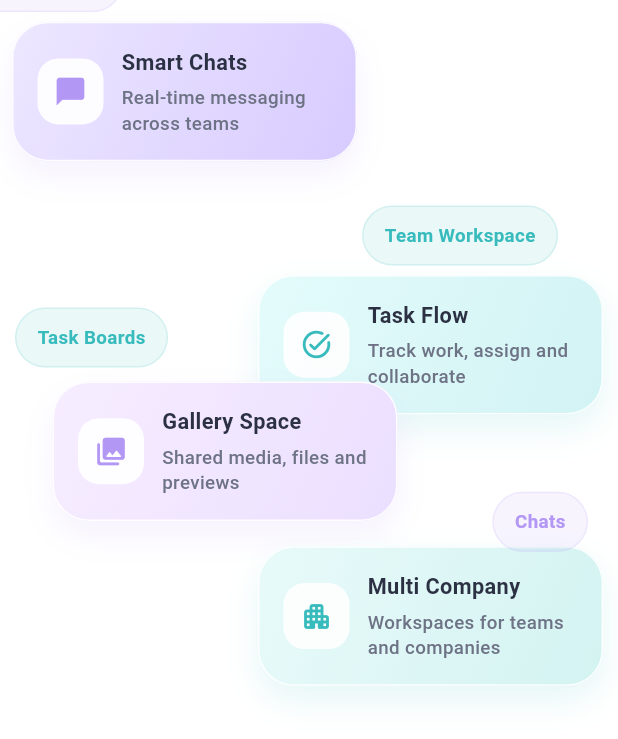
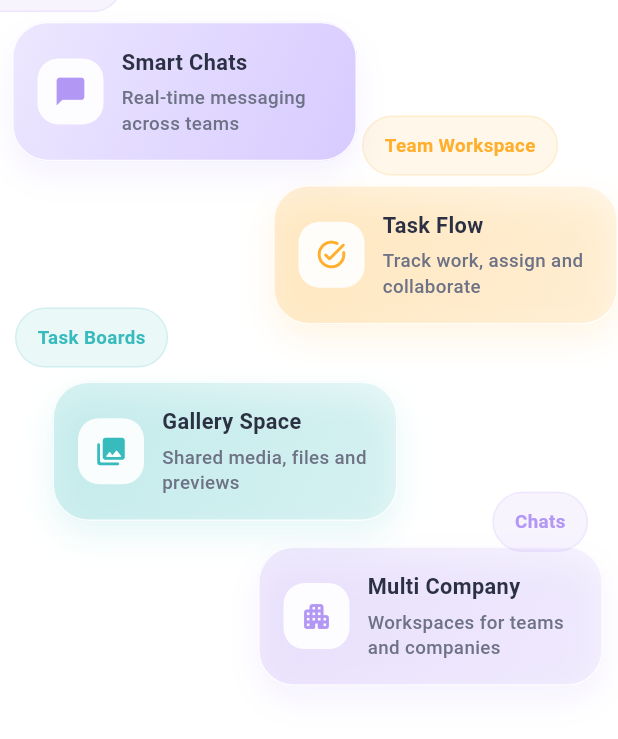
Before and after one commit to Harish-Goyal/accuchat_app, a Flutter app: the _LeftBrandPanelOnlyCards widget shown alone on an empty page, opened directly, on a phone screen of 412 x 824 dp. Shown: the top 739 px of the screen. Run offline on Flutter 3.47's test engine with Material 3 defaults, Android fonts, the phone set to English and light mode, and no system bars; our stand-ins replace animated_search_bar, cached_network_image, cloud_firestore, connectivity_plus, country_code_picker, cross_file and 41 more; missing offline and left inert: android_intent_plus, dart:html, dart:js, flutter_dropzone, in_app_update, media_scanner and 1 more; accounts and stored records are empty; network calls fail; Roboto replaces fonts that are missing (Mazzard); statements that could not run were skipped; project files that could hold a hidden picture were left out.

Commit message:
login screen animated and save to gallery dialog changes login screen animated and save to gallery dialog changes  UI UX changes
login screen animated and save to gallery dialog changes
login screen animated and save to gallery dialog changes

UI UX changes

```diff
--- a/lib/Screens/Chat/screens/auth/Presentation/Views/login_screen.dart
+++ b/lib/Screens/Chat/screens/auth/Presentation/Views/login_screen.dart
@@ -1,5 +1,6 @@
 import 'package:AccuChat/Constants/assets.dart';
 import 'package:AccuChat/Constants/colors.dart';
+import 'package:AccuChat/Constants/strings.dart';
 import 'package:AccuChat/Extension/text_field_extenstion.dart';
 import 'package:AccuChat/Screens/Chat/screens/auth/Presentation/Controllers/login_controller.dart';
 import 'package:AccuChat/utils/text_style.dart';
@@ -249,18 +250,18 @@ class _LeftBrandPanelOnlyCardsState extends State<_LeftBrandPanelOnlyCards>
           ),
 
           Positioned(
-            top: 180,
-            right: 10,
+            top: 120,
+            right: 0,
             child: _floating(
               phase: 1.2,
               amplitude: 14,
-              child: const _FeatureBubbleCard(
+              child:  _FeatureBubbleCard(
                 icon: Icons.task_alt_rounded,
                 title: "Task Flow",
                 subtitle: "Track work, assign and collaborate",
-                startColor: Color(0xFFE4FBFB),
-                endColor: Color(0xFFD2F3F4),
-                iconColor: greenside,
+                startColor: appColorYellow.withOpacity(.2),
+                endColor:   appColorYellow.withOpacity(.1),
+                iconColor: appColorYellow,
               ),
             ),
           ),
@@ -303,13 +304,13 @@ class _LeftBrandPanelOnlyCardsState extends State<_LeftBrandPanelOnlyCards>
             child: _floating(
               phase: 2.8,
               amplitude: 13,
-              child: const _FeatureBubbleCard(
+              child:  _FeatureBubbleCard(
                 icon: Icons.photo_library_rounded,
                 title: "Gallery Space",
                 subtitle: "Shared media, files and previews",
-                startColor: Color(0xFFF7EDFF),
-                endColor: Color(0xFFEBDFFF),
-                iconColor: perplebr,
+                startColor:  greenside.withOpacity(.2),
+                endColor:  greenside.withOpacity(.1),
+                iconColor: greenside,
               ),
             ),
           ),
@@ -320,13 +321,13 @@ class _LeftBrandPanelOnlyCardsState extends State<_LeftBrandPanelOnlyCards>
             child: _floating(
               phase: 3.4,
               amplitude: 16,
-              child: const _FeatureBubbleCard(
+              child:  _FeatureBubbleCard(
                 icon: Icons.apartment_rounded,
                 title: "Multi Company",
                 subtitle: "Workspaces for teams and companies",
-                startColor: Color(0xFFE8FAFA),
-                endColor: Color(0xFFD3F3F1),
-                iconColor: greenside,
+                startColor: perplebr.withOpacity(.2),
+                endColor:  perplebr.withOpacity(.1),
+                iconColor: perplebr,
               ),
             ),
           ),
@@ -360,11 +361,11 @@ class _LeftBrandPanelOnlyCardsState extends State<_LeftBrandPanelOnlyCards>
           ),
           Positioned(
             right:40,
-            top: 145,
+            top: 85,
             child: _floating(
               phase: 2.9,
               amplitude: 8,
-              child: const _MiniTag(title: "Team Workspace", color: greenside),
+              child:  _MiniTag(title: "Team Workspace", color: appColorYellow),
             ),
           ),
         ],
@@ -1304,8 +1305,8 @@ class _AccuChatAnimatedLightBackgroundState
           size: 280,
           alignment: Alignment.topRight,
           colors: [
-            greenside.withOpacity(.15),
-            greenside.withOpacity(.04),
+            appColorYellow.withOpacity(.2),
+            appColorYellow.withOpacity(.1),
           ],
           dx: 1.4,
           dy: .8,
```
Also changed, not shown: 1 other file.
